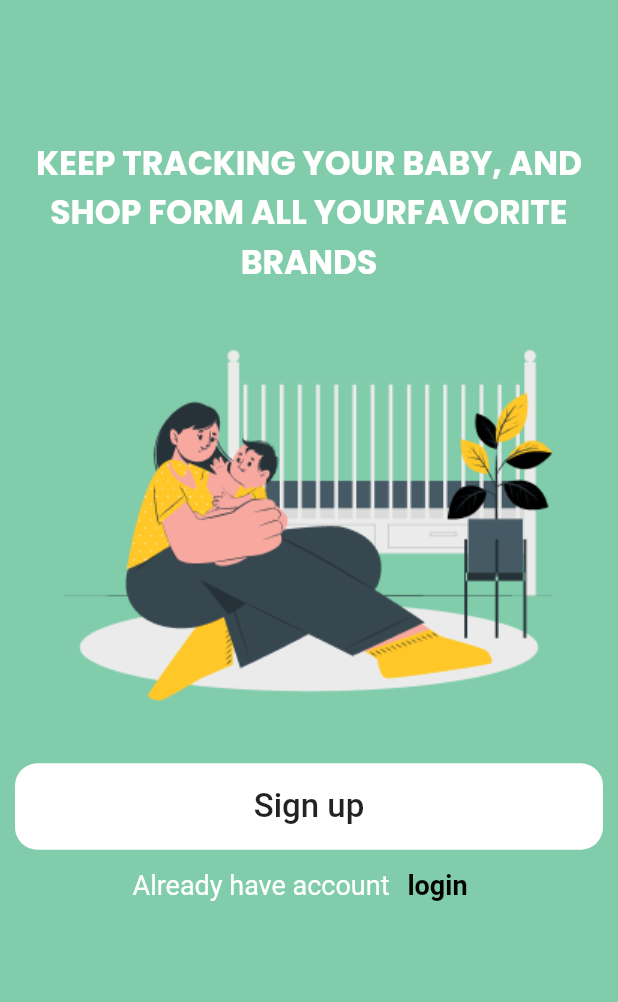
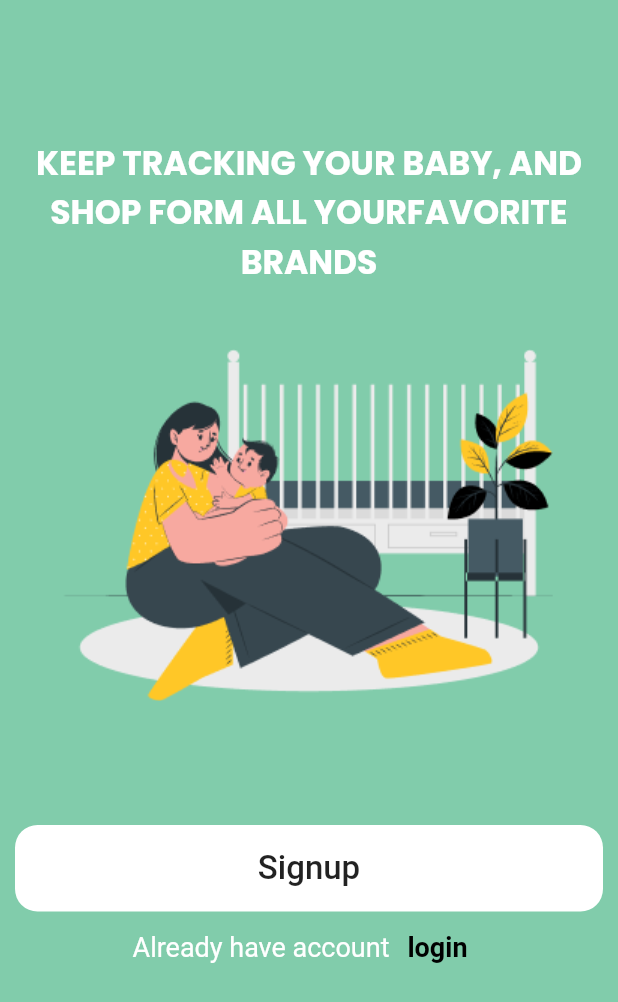
Before and after one commit to rokaia-ahmed/mom_app, a Flutter app: the screen it shows after launch, on a phone screen of 412 x 824 dp. Shown: the top 1002 px of the screen. Run offline on Flutter 3.47's test engine with Material 2 defaults, Android fonts, the phone set to English and light mode, and no system bars; our stand-ins replace conditional_builder_null_safety, dio, flutter_bloc, fluttertoast, google_fonts, image_picker and 1 more.

Commit message:
aaaaahhhhhhh2

```diff
--- a/lib/view/Onboarding/screens/onboarding_screen.dart
+++ b/lib/view/Onboarding/screens/onboarding_screen.dart
@@ -39,7 +39,7 @@ class OnBoardingScreen extends StatelessWidget {
               ),
               Image.asset('assets/images/on_boarding.png'),
               SizedBox(
-                height: context.height * 0.05,
+                height: context.height * 0.1,
               ),
               CustomButton(
                 onTap: () {
@@ -48,7 +48,7 @@ class OnBoardingScreen extends StatelessWidget {
                   );
                 },
                 child: const Center(
-                  child: Text('Sign up',
+                  child: Text('Signup',
                     style: TextStyle(
                       fontSize: 22,
                       fontWeight: FontWeight.w500,
--- a/lib/view/register/screens/signin_screen.dart
+++ b/lib/view/register/screens/signin_screen.dart
@@ -255,7 +255,7 @@ class SignInScreen extends StatelessWidget {
                                         screen: SignupScreen());
                                   },
                                   child: const Text(
-                                    'Sign up',
+                                    'Signup',
                                     style: TextStyle(
                                       fontSize: 18,
                                       color: Colors.black,
```
